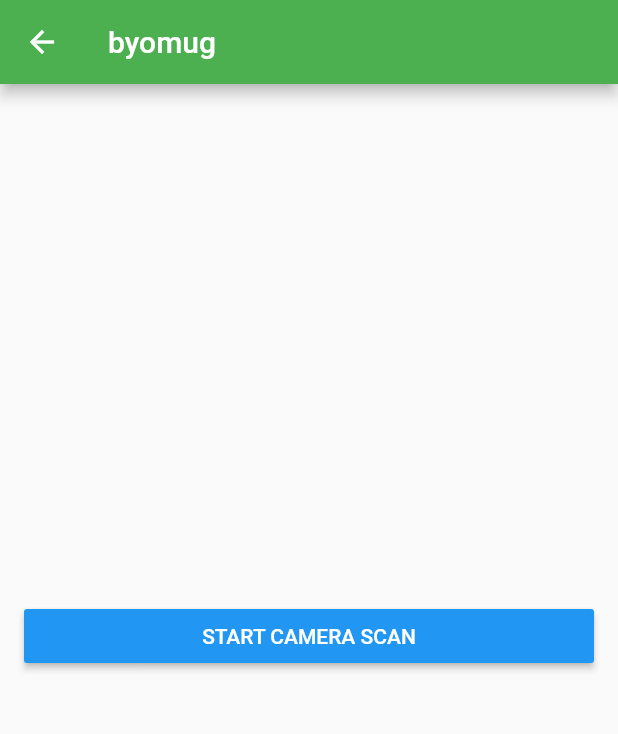
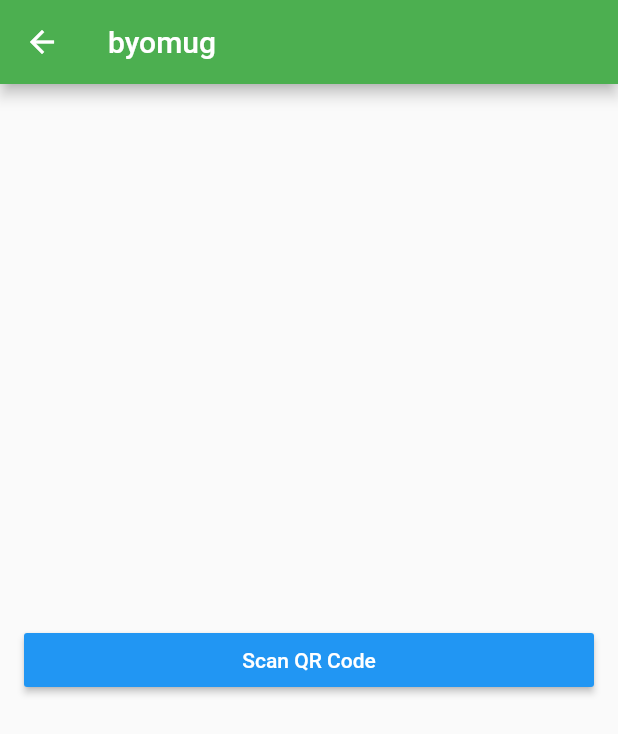
Before and after one commit to eXiga/byomug, a Flutter app: the HomeHostScreen screen opened directly, on a phone screen of 412 x 824 dp. Shown: the top 734 px of the screen. Run offline on Flutter 3.47's test engine with Material 2 defaults, Android fonts, the phone set to English and light mode, and no system bars; our stand-ins replace google_maps_flutter, qr_flutter; missing offline and left inert: barcode_scan.

Commit message:
fixed scan qr code screen

```diff
--- a/client/lib/home-host.dart
+++ b/client/lib/home-host.dart
@@ -1,15 +1,25 @@
 import 'package:byomug/scan.dart';
 import 'package:flutter/material.dart';
 
+class HomeHostScreenArguments {
+  final String hostId;
+
+  HomeHostScreenArguments(this.hostId);
+}
+
 class HomeHostScreen extends StatefulWidget {
+  final String hostId;
+
+  HomeHostScreen({Key key, this.hostId}) : super(key: key);
+
   @override
   _HomeHostScreenState createState() => _HomeHostScreenState();
 }
 
 class _HomeHostScreenState extends State<HomeHostScreen> {
 
-  Widget getBody() {
-    return ScanScreen();
+  Widget createBody() {
+    return ScanScreen(hostId: widget.hostId);
   }
 
   @override
@@ -18,7 +28,7 @@ class _HomeHostScreenState extends State<HomeHostScreen> {
       appBar: AppBar(
         title: const Text('byomug'),
       ),
-      body: getBody(),
+      body: createBody(),
     );
   }
 }
--- /dev/null
+++ b/client/lib/models/scan-response.dart
@@ -0,0 +1,11 @@
+class ScanResponse {
+  final String name;
+  final int score;
+
+  ScanResponse({this.name, this.score});
+
+  factory ScanResponse.fromJson(Map<String, dynamic> json) {
+    return ScanResponse(
+        name: json['name'] as String, score: json['score'] as int);
+  }
+}
--- a/client/lib/scan.dart
+++ b/client/lib/scan.dart
@@ -1,46 +1,93 @@
 import 'dart:async';
+import 'dart:convert';
 
 import 'package:barcode_scan/barcode_scan.dart';
+import 'package:byomug/models/scan-response.dart';
 import 'package:flutter/material.dart';
 import 'package:flutter/services.dart';
+import 'package:http/http.dart' as http;
 
 class ScanScreen extends StatefulWidget {
+  final String hostId;
+
+  ScanScreen({Key key, this.hostId}) : super(key: key);
+
   @override
   _ScanState createState() => new _ScanState();
 }
 
 class _ScanState extends State<ScanScreen> {
-  String barcode = "";
+  ScanResponse _scanResponse;
+  String _scanError;
 
-  @override
-  initState() {
-    super.initState();
+  void _onScan(String clientId) {
+    Map<String, String> body = Map();
+    body.putIfAbsent('hostId', () => widget.hostId);
+    body.putIfAbsent('userId', () => clientId);
+    scanRequest(body).then((scanResponse) {
+      setState(() {
+        _scanResponse = scanResponse;
+        _scanError = null;
+      });
+    }).catchError((error) {
+      setState(() {
+        _scanResponse = null;
+        _scanError = '$error';
+      });
+    });
+  }
+
+  Future<ScanResponse> scanRequest(Map body) async {
+    final response =
+        await http.post('https://byomug.herokuapp.com/users/scan', body: body);
+
+    if (response.statusCode == 200) {
+      return ScanResponse.fromJson(json.decode(response.body));
+    } else {
+      throw Exception('Failed to load summary');
+    }
+  }
+
+  void _onScanClick() {
+    scan();
   }
 
   @override
   Widget build(BuildContext context) {
-    return new Center(
-      child: new Column(
+    List<Widget> widgets = List();
+    if (_scanResponse != null) {
+      widgets.add(Row(
         mainAxisAlignment: MainAxisAlignment.center,
-        crossAxisAlignment: CrossAxisAlignment.stretch,
         children: <Widget>[
-          Padding(
+          Text('${_scanResponse.name}: ', style: TextStyle(fontSize: 30.0)),
+          Text('${_scanResponse.score}',
+              style: TextStyle(fontSize: 30.0, fontWeight: FontWeight.bold))
+        ],
+      ));
+    }
+    widgets.add(Padding(
       padding: EdgeInsets.symmetric(horizontal: 16.0, vertical: 8.0),
       child: RaisedButton(
           color: Colors.blue,
           textColor: Colors.white,
           splashColor: Colors.blueGrey,
-                onPressed: scan,
-                child: const Text('START CAMERA SCAN')),
-          ),
-          Padding(
+          onPressed: _onScanClick,
+          child: const Text('Scan QR Code')),
+    ));
+    if (_scanError != null) {
+      widgets.add(Padding(
         padding: EdgeInsets.symmetric(horizontal: 16.0, vertical: 8.0),
         child: Text(
-              barcode,
+          _scanError,
           textAlign: TextAlign.center,
         ),
-          ),
-        ],
+      ));
+    }
+    return new Center(
+      child: new Column(
+        mainAxisAlignment: MainAxisAlignment.center,
+        crossAxisAlignment: CrossAxisAlignment.stretch,
+        children: widgets,
       ),
     );
   }
@@ -48,20 +95,31 @@ class _ScanState extends State<ScanScreen> {
   Future scan() async {
     try {
       String barcode = await BarcodeScanner.scan();
-      setState(() => this.barcode = barcode);
+      _onScan(barcode);
     } on PlatformException catch (e) {
       if (e.code == BarcodeScanner.CameraAccessDenied) {
         setState(() {
-          this.barcode = 'The user did not grant the camera permission!';
+          _scanResponse = null;
+
+          _scanError = 'The user did not grant the camera permission!';
         });
       } else {
-        setState(() => this.barcode = 'Unknown error: $e');
+        setState(() {
+          _scanResponse = null;
+          _scanError = 'Unknown error: $e';
+        });
       }
     } on FormatException {
-      setState(() => this.barcode =
-          'null (User returned using the "back"-button before scanning anything. Result)');
+      setState(() {
+        _scanResponse = null;
+        _scanError =
+            'null (User returned using the "back"-button before scanning anything. Result)';
+      });
     } catch (e) {
-      setState(() => this.barcode = 'Unknown error: $e');
+      setState(() {
+        _scanResponse = null;
+        this._scanError = 'Unknown error: $e';
+      });
     }
   }
 }
```
Also changed, not shown: client/lib/login.dart (+7 -1 lines), client/lib/main.dart (+7 -2 lines). Lines whose indentation alone changed are shown as unchanged.
